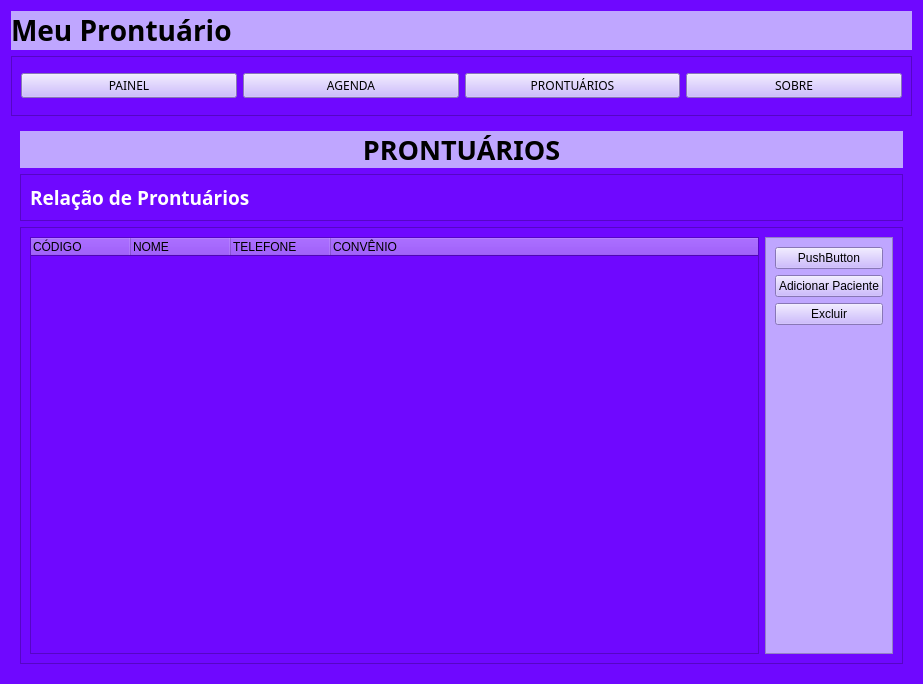
Qt form tela_principal.ui (ianoli12/meu_prontuario) before a commit.
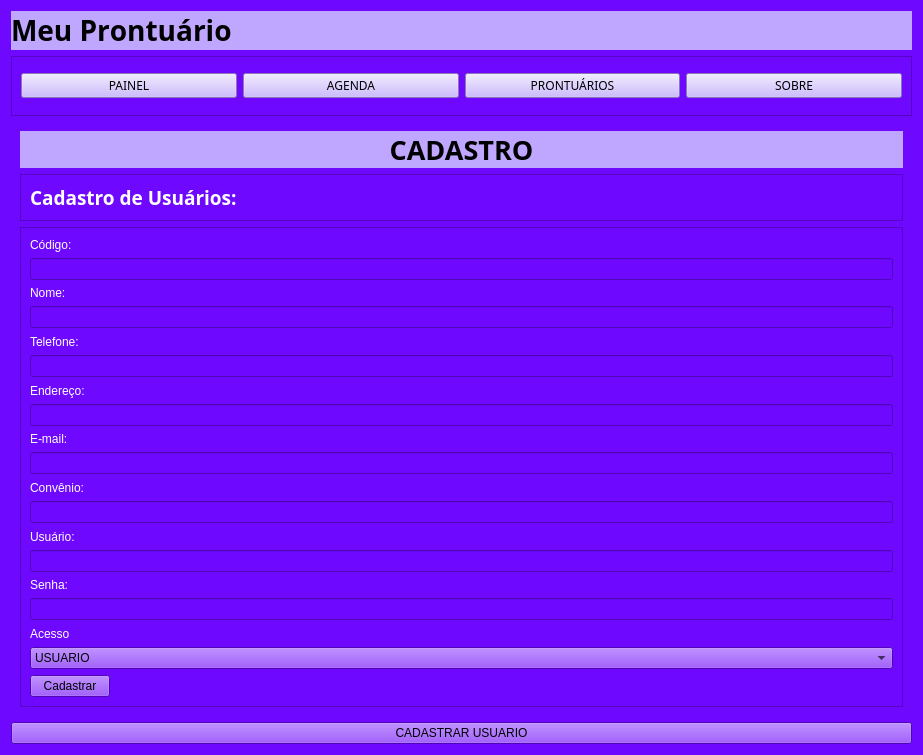
The same form after that commit.

```diff
--- a/tela_principal.ui
+++ b/tela_principal.ui
@@ -7,7 +7,7 @@
     <x>0</x>
     <y>0</y>
     <width>923</width>
-    <height>684</height>
+    <height>755</height>
    </rect>
   </property>
   <property name="sizePolicy">
@@ -147,7 +147,7 @@
    <item>
     <widget class="QStackedWidget" name="Pages">
      <property name="currentIndex">
-      <number>2</number>
+      <number>3</number>
      </property>
      <widget class="QWidget" name="pg_painel">
       <layout class="QVBoxLayout" name="verticalLayout_2">
@@ -509,7 +509,249 @@
        </item>
       </layout>
      </widget>
-     <widget class="QWidget" name="pg_sobre"/>
+     <widget class="QWidget" name="pg_cad_usu">
+      <layout class="QVBoxLayout" name="verticalLayout_13">
+       <item>
+        <widget class="QLabel" name="label_25">
+         <property name="sizePolicy">
+          <sizepolicy hsizetype="Preferred" vsizetype="Fixed">
+           <horstretch>0</horstretch>
+           <verstretch>0</verstretch>
+          </sizepolicy>
+         </property>
+         <property name="minimumSize">
+          <size>
+           <width>0</width>
+           <height>0</height>
+          </size>
+         </property>
+         <property name="font">
+          <font>
+           <family>Bahnschrift Light SemiCondensed</family>
+           <pointsize>20</pointsize>
+           <weight>75</weight>
+           <bold>true</bold>
+           <underline>false</underline>
+           <strikeout>false</strikeout>
+           <stylestrategy>PreferDefault</stylestrategy>
+           <kerning>true</kerning>
+          </font>
+         </property>
+         <property name="styleSheet">
+          <string notr="true">background-color: rgb(191, 166, 255);</string>
+         </property>
+         <property name="text">
+          <string>CADASTRO</string>
+         </property>
+         <property name="alignment">
+          <set>Qt::AlignCenter</set>
+         </property>
+        </widget>
+       </item>
+       <item>
+        <widget class="QFrame" name="frame_18">
+         <property name="sizePolicy">
+          <sizepolicy hsizetype="Preferred" vsizetype="Fixed">
+           <horstretch>0</horstretch>
+           <verstretch>0</verstretch>
+          </sizepolicy>
+         </property>
+         <property name="frameShape">
+          <enum>QFrame::StyledPanel</enum>
+         </property>
+         <property name="frameShadow">
+          <enum>QFrame::Raised</enum>
+         </property>
+         <layout class="QHBoxLayout" name="horizontalLayout_16">
+          <item>
+           <widget class="QLabel" name="label_26">
+            <property name="sizePolicy">
+             <sizepolicy hsizetype="Preferred" vsizetype="Preferred">
+              <horstretch>0</horstretch>
+              <verstretch>0</verstretch>
+             </sizepolicy>
+            </property>
+            <property name="font">
+             <font>
+              <family>Bahnschrift Light SemiCondensed</family>
+              <pointsize>14</pointsize>
+              <weight>75</weight>
+              <bold>true</bold>
+             </font>
+            </property>
+            <property name="styleSheet">
+             <string notr="true">color: rgb(255, 255, 255);</string>
+            </property>
+            <property name="text">
+             <string>Cadastro de Usuários:</string>
+            </property>
+           </widget>
+          </item>
+         </layout>
+        </widget>
+       </item>
+       <item>
+        <widget class="QFrame" name="frame_20">
+         <property name="frameShape">
+          <enum>QFrame::StyledPanel</enum>
+         </property>
+         <property name="frameShadow">
+          <enum>QFrame::Raised</enum>
+         </property>
+         <layout class="QVBoxLayout" name="verticalLayout_14">
+          <item>
+           <widget class="QLabel" name="label_3">
+            <property name="styleSheet">
+             <string notr="true">color: rgb(255, 255, 255);</string>
+            </property>
+            <property name="text">
+             <string>Código:</string>
+            </property>
+           </widget>
+          </item>
+          <item>
+           <widget class="QLineEdit" name="txt_usu_codigo"/>
+          </item>
+          <item>
+           <widget class="QLabel" name="label_30">
+            <property name="styleSheet">
+             <string notr="true">color: rgb(255, 255, 255);</string>
+            </property>
+            <property name="text">
+             <string>Nome:</string>
+            </property>
+           </widget>
+          </item>
+          <item>
+           <widget class="QLineEdit" name="txt_usu_nome"/>
+          </item>
+          <item>
+           <widget class="QLabel" name="label_28">
+            <property name="styleSheet">
+             <string notr="true">color: rgb(255, 255, 255);</string>
+            </property>
+            <property name="text">
+             <string>Telefone:</string>
+            </property>
+           </widget>
+          </item>
+          <item>
+           <widget class="QLineEdit" name="txt_usu_tel"/>
+          </item>
+          <item>
+           <widget class="QLabel" name="label_29">
+            <property name="styleSheet">
+             <string notr="true">color: rgb(255, 255, 255);</string>
+            </property>
+            <property name="text">
+             <string>Endereço:</string>
+            </property>
+           </widget>
+          </item>
+          <item>
+           <widget class="QLineEdit" name="txt_usu_endereco"/>
+          </item>
+          <item>
+           <widget class="QLabel" name="label_2">
+            <property name="styleSheet">
+             <string notr="true">color: rgb(255, 255, 255);</string>
+            </property>
+            <property name="text">
+             <string>E-mail:</string>
+            </property>
+           </widget>
+          </item>
+          <item>
+           <widget class="QLineEdit" name="txt_usu_email"/>
+          </item>
+          <item>
+           <widget class="QLabel" name="label_27">
+            <property name="styleSheet">
+             <string notr="true">color: rgb(255, 255, 255);</string>
+            </property>
+            <property name="text">
+             <string>Convênio:</string>
+            </property>
+           </widget>
+          </item>
+          <item>
+           <widget class="QLineEdit" name="txt_usu_convenio"/>
+          </item>
+          <item>
+           <widget class="QLabel" name="label_18">
+            <property name="styleSheet">
+             <string notr="true">color: rgb(255, 255, 255);</string>
+            </property>
+            <property name="text">
+             <string>Usuário:</string>
+            </property>
+           </widget>
+          </item>
+          <item>
+           <widget class="QLineEdit" name="txt_usu_usuario"/>
+          </item>
+          <item>
+           <widget class="QLabel" name="label_4">
+            <property name="styleSheet">
+             <string notr="true">color: rgb(255, 255, 255);</string>
+            </property>
+            <property name="text">
+             <string>Senha:</string>
+            </property>
+           </widget>
+          </item>
+          <item>
+           <widget class="QLineEdit" name="txt_usu_senha"/>
+          </item>
+          <item>
+           <widget class="QLabel" name="label_17">
+            <property name="styleSheet">
+             <string notr="true">color: rgb(255, 255, 255);</string>
+            </property>
+            <property name="text">
+             <string>Acesso</string>
+            </property>
+           </widget>
+          </item>
+          <item>
+           <widget class="QComboBox" name="cb_acesso">
+            <item>
+             <property name="text">
+              <string>USUARIO</string>
+             </property>
+            </item>
+            <item>
+             <property name="text">
+              <string>ADMINISTRADOR</string>
+             </property>
+            </item>
+           </widget>
+          </item>
+          <item>
+           <widget class="QPushButton" name="btn_cadastrar_usu">
+            <property name="sizePolicy">
+             <sizepolicy hsizetype="Fixed" vsizetype="Fixed">
+              <horstretch>0</horstretch>
+              <verstretch>0</verstretch>
+             </sizepolicy>
+            </property>
+            <property name="text">
+             <string>Cadastrar</string>
+            </property>
+           </widget>
+          </item>
+         </layout>
+        </widget>
+       </item>
+      </layout>
+     </widget>
+    </widget>
+   </item>
+   <item>
+    <widget class="QPushButton" name="btn_pg_cadastro">
+     <property name="text">
+      <string>CADASTRAR USUARIO</string>
+     </property>
     </widget>
    </item>
   </layout>
```
